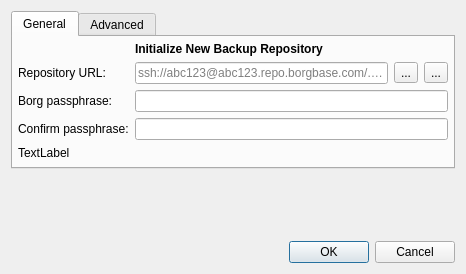
This is src/vorta/assets/UI/repoadd.ui in borgbase/vorta as Qt 5 draws it before an edit. The edited form follows.
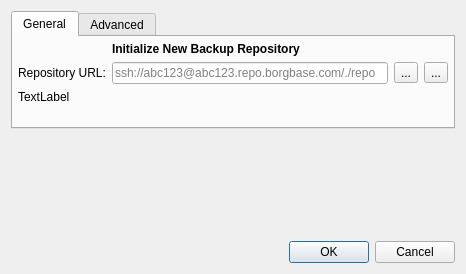
This is the edited form. Icons and pictures are not drawn.

Commit message: Replaced password input in add repo dialog with PasswordInput

Patch:
```diff
--- a/src/vorta/assets/UI/repoadd.ui
+++ b/src/vorta/assets/UI/repoadd.ui
@@ -148,40 +148,7 @@
                   </item>
                 </layout>
               </item>
-              <item row="2" column="0">
-                <widget class="QLabel" name="label_3">
-                  <property name="text">
-                    <string>Borg passphrase:</string>
-                  </property>
-                </widget>
-              </item>
-              <item row="2" column="1">
-                <widget class="QLineEdit" name="passwordLineEdit">
-                  <property name="enabled">
-                    <bool>true</bool>
-                  </property>
-                  <property name="echoMode">
-                    <enum>QLineEdit::Password</enum>
-                  </property>
-                </widget>
-              </item>
-              <item row="3" column="1">
-                <widget class="QLineEdit" name="confirmLineEdit">
-                  <property name="enabled">
-                    <bool>true</bool>
-                  </property>
-                  <property name="echoMode">
-                    <enum>QLineEdit::Password</enum>
-                  </property>
-                </widget>
-              </item>
-              <item row="3" column="0">
-                <widget class="QLabel" name="confirmLabel">
-                  <property name="text">
-                    <string>Confirm passphrase:</string>
-                  </property>
-                </widget>
-              </item>
+
               <item row="4" column="0" colspan="2">
                 <widget class="QLabel" name="passwordLabel">
                   <property name="text">
```
The commit also changes 1 other file.
